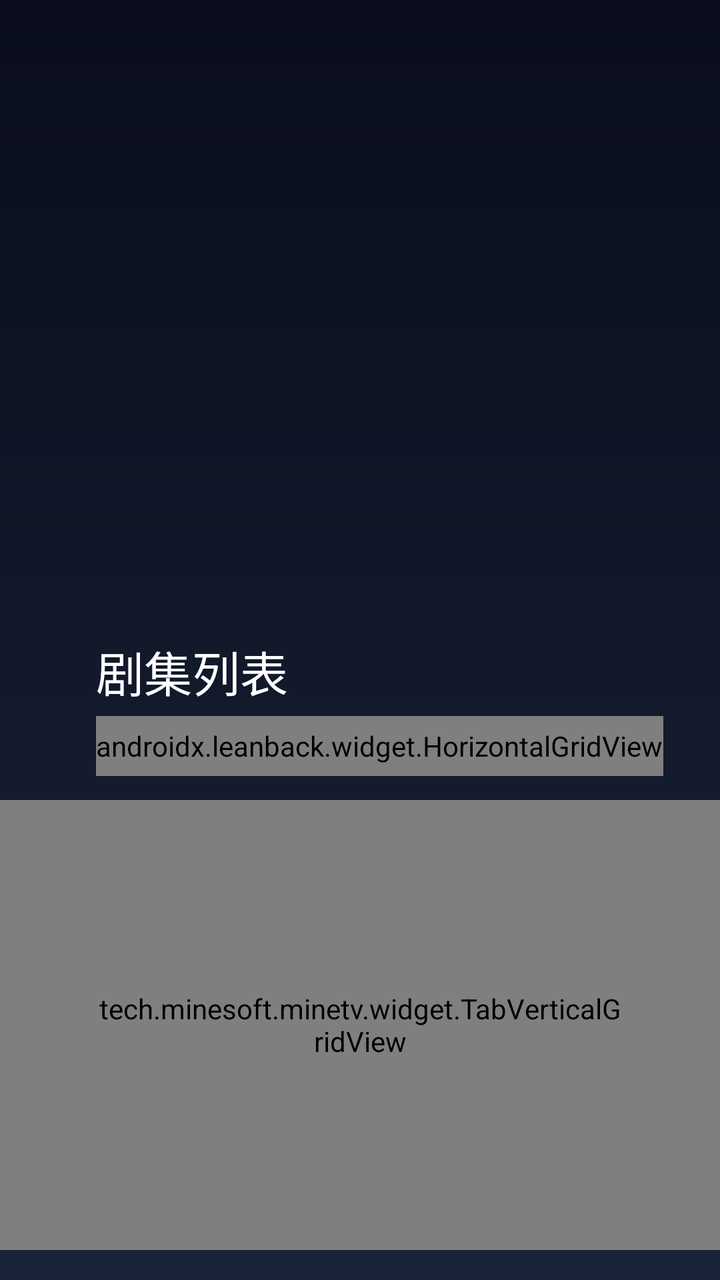
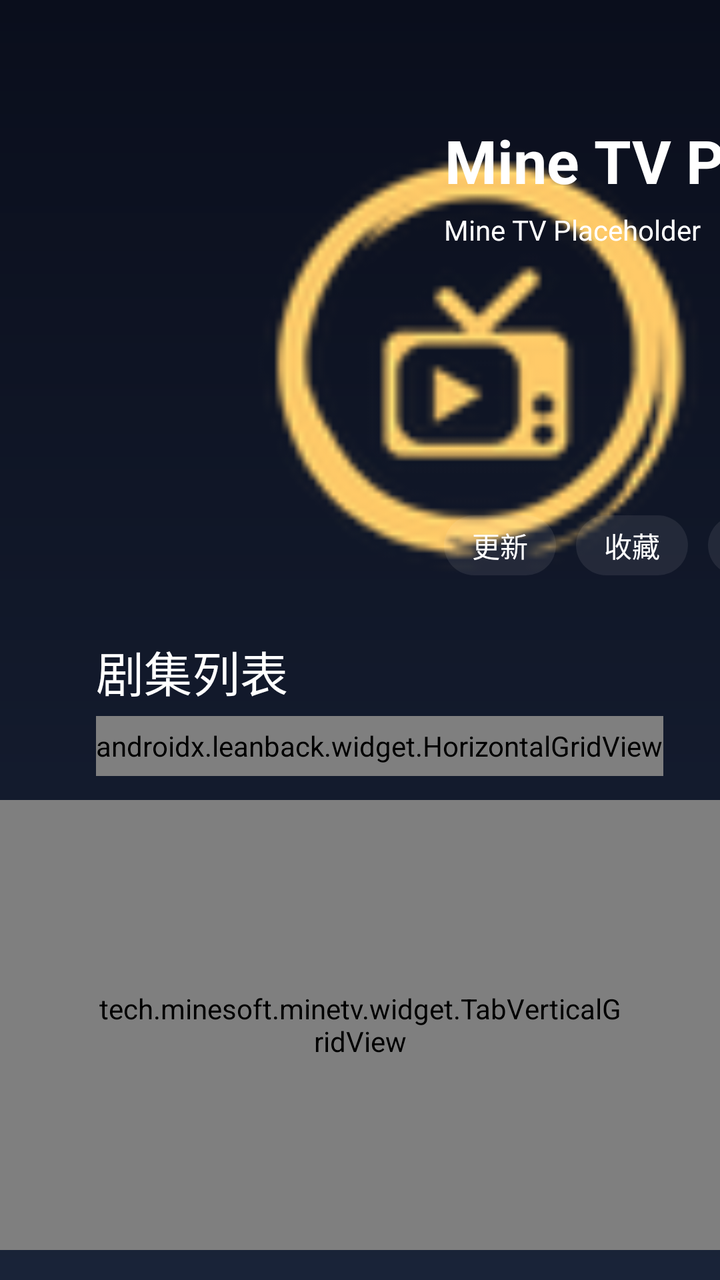

Before-and-after screenshots of an Android layout around one commit, followed by the original layout XML and the change that was made.
<!-- AndroidManifest.xml: application theme AppTheme -->
<!-- res/layout/activity_detail.xml -->
<?xml version="1.0" encoding="utf-8"?>
<androidx.constraintlayout.widget.ConstraintLayout xmlns:android="http://schemas.android.com/apk/res/android"
        xmlns:app="http://schemas.android.com/apk/res-auto"
        xmlns:tools="http://schemas.android.com/tools"
        android:layout_width="match_parent"
        android:layout_height="match_parent"
        android:clipChildren="false"
        android:clipToPadding="false"
        tools:context=".DetailActivity">

    <ImageView
            android:id="@+id/iv_video_pic"
            android:layout_width="420dp"
            android:layout_height="240dp"
            android:layout_marginStart="48dp"
            android:layout_marginTop="60dp"
            android:padding="2dp"
            android:focusableInTouchMode="false"
            android:clickable="false"
            android:focusable="false"
            android:scaleType="centerCrop"
            tools:ignore="ContentDescription"
            app:layout_constraintLeft_toLeftOf="parent"
            app:layout_constraintTop_toTopOf="parent" />

    <TextView
            android:id="@+id/tv_video_name"
            android:layout_width="wrap_content"
            android:layout_height="wrap_content"
            android:layout_marginStart="24dp"
            android:layout_marginTop="60dp"
            android:gravity="center"
            android:text="@string/placeholder"
            android:textColor="@color/colorWhite"
            android:textSize="30sp"
            android:textStyle="bold"
            app:layout_constraintLeft_toRightOf="@+id/iv_video_pic"
            app:layout_constraintTop_toTopOf="parent" />

    <TextView
            android:id="@+id/tv_video_info"
            android:layout_width="wrap_content"
            android:layout_height="wrap_content"
            android:layout_marginTop="5dp"
            android:ellipsize="end"
            android:gravity="start"
            android:singleLine="false"
            android:text="@string/placeholder"
            android:textColor="@color/colorWhite"
            app:layout_constraintLeft_toLeftOf="@+id/tv_video_name"
            app:layout_constraintTop_toBottomOf="@+id/tv_video_name" />

    <TextView
            android:id="@+id/tv_video_intro"
            android:layout_width="419dp"
            android:layout_height="86dp"
            android:layout_marginTop="5dp"
            android:ellipsize="end"
            android:maxLines="5"
            android:gravity="start"
            android:text="@string/placeholder"
            android:textColor="@color/colorWhite"
            app:layout_constraintLeft_toLeftOf="@+id/tv_video_name"
            app:layout_constraintTop_toBottomOf="@+id/tv_video_info" />

    <TextView
            android:id="@+id/tv_update"
            android:layout_width="wrap_content"
            android:layout_height="30dp"
            android:layout_marginTop="30dp"
            android:background="@drawable/selector_focus_bg_corner15_with_default_bg"
            android:clickable="true"
            android:focusable="true"
            android:focusableInTouchMode="true"
            android:gravity="center"
            android:paddingStart="14dp"
            android:paddingEnd="14dp"
            android:text="@string/action_update"
            android:textColor="@color/colorWhite"
            app:layout_constraintBottom_toBottomOf="@+id/iv_video_pic"
            app:layout_constraintLeft_toLeftOf="@+id/tv_video_name"
            app:layout_constraintTop_toBottomOf="@+id/tv_video_intro" />

    <TextView
            android:id="@+id/tv_star"
            android:layout_width="wrap_content"
            android:layout_height="30dp"
            android:layout_marginStart="10dp"
            android:background="@drawable/selector_focus_bg_corner15_with_default_bg"
            android:clickable="true"
            android:ellipsize="end"
            android:focusable="true"
            android:focusableInTouchMode="true"
            android:gravity="center"
            android:paddingStart="14dp"
            android:paddingEnd="14dp"
            android:text="@string/action_star"
            android:textColor="@color/colorWhite"
            app:layout_constraintLeft_toRightOf="@+id/tv_update"
            app:layout_constraintTop_toTopOf="@+id/tv_update" />

    <TextView
            android:id="@+id/tv_clean"
            android:layout_width="wrap_content"
            android:layout_height="30dp"
            android:layout_marginStart="10dp"
            android:background="@drawable/selector_focus_bg_corner15_with_default_bg"
            android:clickable="true"
            android:focusable="true"
            android:focusableInTouchMode="true"
            android:gravity="center"
            android:paddingStart="14dp"
            android:paddingEnd="14dp"
            android:text="@string/action_clear_view"
            android:textColor="@color/colorWhite"
            app:layout_constraintLeft_toRightOf="@+id/tv_star"
            app:layout_constraintTop_toTopOf="@+id/tv_star" />

    <TextView
            android:id="@+id/tv_reverse"
            android:layout_width="wrap_content"
            android:layout_height="30dp"
            android:layout_marginStart="10dp"
            android:background="@drawable/selector_focus_bg_corner15_with_default_bg"
            android:clickable="true"
            android:focusable="true"
            android:focusableInTouchMode="true"
            android:gravity="center"
            android:paddingStart="14dp"
            android:paddingEnd="14dp"
            android:text="@string/action_reverse"
            android:textColor="@color/colorWhite"
            app:layout_constraintLeft_toRightOf="@+id/tv_clean"
            app:layout_constraintTop_toTopOf="@+id/tv_clean" />

    <TextView
            android:id="@+id/tv_episode"
            android:layout_width="wrap_content"
            android:layout_height="wrap_content"
            android:layout_marginTop="18dp"
            android:text="@string/text_episode"
            android:textColor="@color/colorWhite"
            android:textSize="24sp"
            app:layout_constraintLeft_toLeftOf="@+id/iv_video_pic"
            app:layout_constraintTop_toBottomOf="@+id/iv_video_pic" />

    <androidx.leanback.widget.HorizontalGridView
            android:id="@+id/hg_play_from"
            android:layout_width="wrap_content"
            android:layout_height="30dp"
            android:layout_marginTop="5dp"
            android:layout_marginEnd="48dp"
            app:focusOutEnd="true"
            android:clipChildren="false"
            android:clipToPadding="false"
            app:focusOutFront="true"
            app:layout_constraintLeft_toLeftOf="@+id/iv_video_pic"
            app:layout_constraintTop_toBottomOf="@+id/tv_episode" />

    <tech.minesoft.minetv.widget.TabVerticalGridView
            android:id="@+id/hg_episode_items"
            android:layout_width="match_parent"
            android:layout_height="match_parent"
            android:layout_marginTop="400dp"
            android:layout_marginBottom="15dp"
            android:paddingStart="48dp"
            android:paddingEnd="48dp"
            app:focusOutEnd="true"
            app:focusOutFront="true"
            android:clipChildren="false"
            android:clipToPadding="false"
            app:layout_constraintTop_toTopOf="parent"
            app:layout_constraintBottom_toBottomOf="parent"
            app:layout_constraintLeft_toLeftOf="@+id/iv_video_pic"
            />

</androidx.constraintlayout.widget.ConstraintLayout>
<!-- resources referenced by this layout -->
<resources>
  <color name="colorWhite">#FFFFFF</color>
  <!-- drawable selector_focus_bg_corner15_with_default_bg (drawable) -->
  <?xml version="1.0" encoding="utf-8"?>
  <selector xmlns:android="http://schemas.android.com/apk/res/android">
      <item android:drawable="@drawable/shape_corner15_color_ff26b5ff" android:state_focused="true"/>
      <item android:drawable="@drawable/shape_corner15_color_14ffffff" android:state_focused="false"/>
  </selector>
  <string name="action_clear_view">清空观影记录</string>
  <string name="action_reverse">反转</string>
  <string name="action_star">收藏</string>
  <string name="action_update">更新</string>
  <string name="placeholder">Mine TV Placeholder</string>
  <string name="text_episode">剧集列表</string>
  <style name="AppTheme" parent="Theme.AppCompat.Light.NoActionBar">
          
          <item name="colorPrimary">@color/colorPrimary</item>
          <item name="colorPrimaryDark">@color/colorPrimaryDark</item>
          <item name="colorAccent">@color/colorAccent</item>
          <item name="android:windowBackground">@drawable/bg_gradient_home</item>
  
      </style>
  <!-- drawable shape_corner15_color_ff26b5ff (drawable) -->
  <?xml version="1.0" encoding="utf-8"?>
  <shape
    xmlns:android="http://schemas.android.com/apk/res/android">
      <solid android:color="@color/colorBlue" />
      <corners android:radius="15dp" />
  </shape>
  <!-- drawable shape_corner15_color_14ffffff (drawable) -->
  <?xml version="1.0" encoding="utf-8"?>
  <shape xmlns:android="http://schemas.android.com/apk/res/android"
      android:shape="rectangle">
      <solid android:color="@color/white_8_percent"/>
      <corners android:radius="15dp" />
  </shape>
  <color name="colorPrimary">#008577</color>
  <color name="colorPrimaryDark">#00574B</color>
  <color name="colorAccent">#D81B60</color>
  <!-- drawable bg_gradient_home (drawable) -->
  <?xml version="1.0" encoding="utf-8"?>
  <shape android:shape="rectangle"
    xmlns:android="http://schemas.android.com/apk/res/android">
      <gradient android:startColor="#ff0a0e1c" android:endColor="#ff192338" android:angle="270.0" />
  </shape>
  <color name="colorBlue">#ff26b5ff</color>
  <color name="white_8_percent">#14FFFFFF</color>
</resources>

<!-- the commit's change to res/layout/activity_detail.xml (unified diff, before → after) -->
@@ -6,11 +6,11 @@
         android:layout_height="match_parent"
         android:clipChildren="false"
         android:clipToPadding="false"
-        tools:context=".DetailActivity">
+        tools:context=".activity.DetailActivity">
 
     <ImageView
             android:id="@+id/iv_video_pic"
-            android:layout_width="420dp"
+            android:layout_width="150dp"
             android:layout_height="240dp"
             android:layout_marginStart="48dp"
             android:layout_marginTop="60dp"
@@ -21,6 +21,22 @@
             android:scaleType="centerCrop"
             tools:ignore="ContentDescription"
             app:layout_constraintLeft_toLeftOf="parent"
+            app:layout_constraintTop_toTopOf="parent" />
+
+    <ImageView
+            android:id="@+id/iv_logo_pic"
+            android:layout_width="150dp"
+            android:layout_height="240dp"
+            android:layout_marginEnd="48dp"
+            android:layout_marginTop="60dp"
+            android:padding="2dp"
+            android:focusableInTouchMode="false"
+            android:clickable="false"
+            android:focusable="false"
+            android:scaleType="centerCrop"
+            tools:ignore="ContentDescription"
+            android:src="@drawable/icon_logo"
+            app:layout_constraintRight_toRightOf="parent"
             app:layout_constraintTop_toTopOf="parent" />
 
     <TextView
@@ -52,15 +68,16 @@
 
     <TextView
             android:id="@+id/tv_video_intro"
-            android:layout_width="419dp"
+            android:layout_width="match_parent"
             android:layout_height="86dp"
             android:layout_marginTop="5dp"
+            android:layout_marginStart="220dp"
+            android:layout_marginEnd="220dp"
             android:ellipsize="end"
-            android:maxLines="5"
             android:gravity="start"
+            android:maxLines="10"
             android:text="@string/placeholder"
             android:textColor="@color/colorWhite"
-            app:layout_constraintLeft_toLeftOf="@+id/tv_video_name"
             app:layout_constraintTop_toBottomOf="@+id/tv_video_info" />
 
     <TextView
<!-- resource entries referenced after the edit -->
@@ -1,6 +1,7 @@
 <!-- resources referenced by this layout -->
 <resources>
   <color name="colorWhite">#FFFFFF</color>
+  <!-- drawable icon_logo: png bitmap (drawable, 7726 bytes) -->
   <!-- drawable selector_focus_bg_corner15_with_default_bg (drawable) -->
   <?xml version="1.0" encoding="utf-8"?>
   <selector xmlns:android="http://schemas.android.com/apk/res/android">
